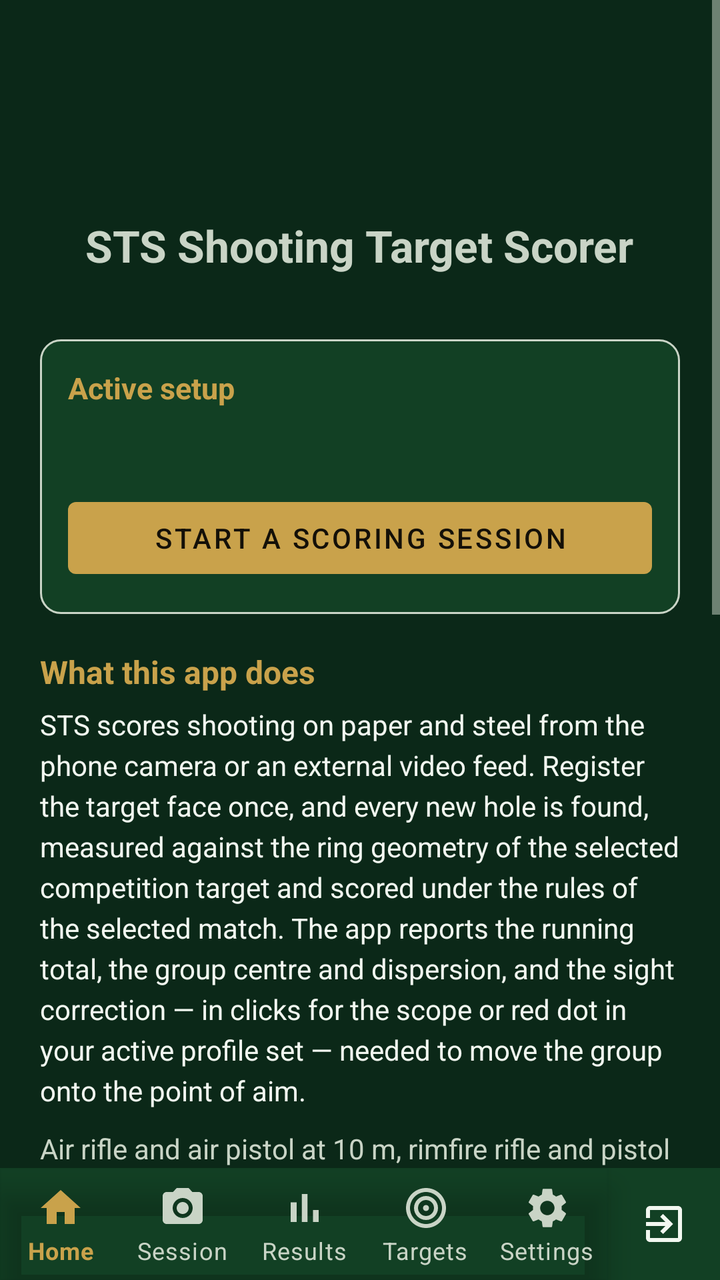
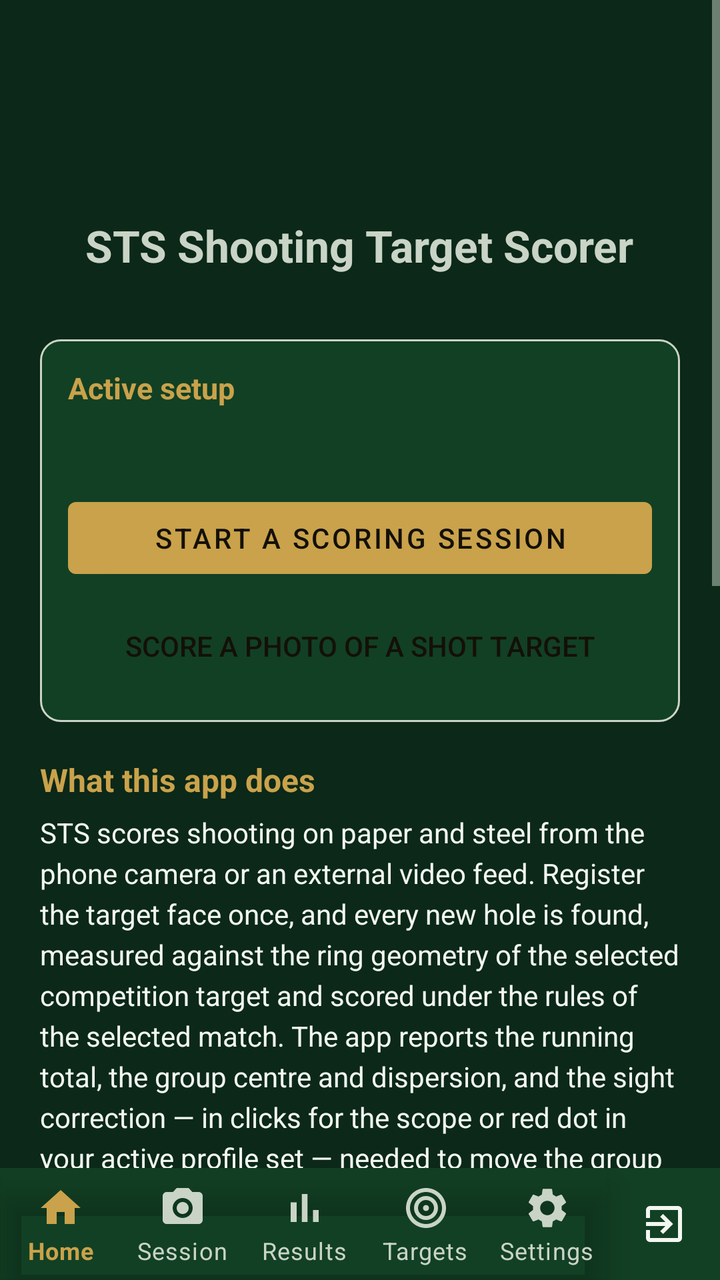

Before-and-after screenshots of an Android layout around one commit, followed by the original layout XML and the change that was made.
<!-- AndroidManifest.xml: application theme Theme.STS -->
<!-- res/layout/activity_main.xml -->
<?xml version="1.0" encoding="utf-8"?>
<LinearLayout xmlns:android="http://schemas.android.com/apk/res/android"
    android:layout_width="match_parent"
    android:layout_height="match_parent"
    android:orientation="vertical">

    <ScrollView
        android:layout_width="match_parent"
        android:layout_height="0dp"
        android:layout_weight="1">

        <LinearLayout
            android:layout_width="match_parent"
            android:layout_height="wrap_content"
            android:orientation="vertical"
            android:padding="20dp"
            android:gravity="center_horizontal">

            <ImageView
                android:layout_width="80dp"
                android:layout_height="80dp"
                android:layout_marginBottom="8dp"
                android:src="@mipmap/ic_launcher"
                android:contentDescription="@string/app_name" />

            <TextView
                android:layout_width="wrap_content"
                android:layout_height="wrap_content"
                android:text="@string/app_name"
                android:textSize="22sp"
                android:textStyle="bold" />

            <TextView
                android:id="@+id/tvVersion"
                android:layout_width="wrap_content"
                android:layout_height="wrap_content"
                android:textSize="12sp"
                android:layout_marginBottom="16dp" />

            
            <LinearLayout
                android:layout_width="match_parent"
                android:layout_height="wrap_content"
                android:orientation="vertical"
                android:background="@drawable/bg_card"
                android:padding="14dp">

                <TextView
                    android:layout_width="match_parent"
                    android:layout_height="wrap_content"
                    android:text="Active setup"
                    android:textSize="15sp"
                    android:textStyle="bold"
                    android:textColor="?attr/colorAccent" />

                <TextView
                    android:id="@+id/tvSetup"
                    style="@style/Sts.Value"
                    android:layout_marginTop="8dp"
                    android:lineSpacingExtra="3dp" />

                <Button
                    android:id="@+id/btnStart"
                    android:layout_width="match_parent"
                    android:layout_height="wrap_content"
                    android:layout_marginTop="14dp"
                    android:text="Start a scoring session" />

                <Button
                    android:id="@+id/btnResume"
                    android:layout_width="match_parent"
                    android:layout_height="wrap_content"
                    android:layout_marginTop="6dp"
                    android:visibility="gone"
                    style="?android:attr/borderlessButtonStyle"
                    android:text="Resume the session in progress" />
            </LinearLayout>

            <TextView
                style="@style/Sts.SectionHeading"
                android:text="What this app does" />

            <TextView
                android:layout_width="match_parent"
                android:layout_height="wrap_content"
                android:textSize="14sp"
                android:lineSpacingExtra="4dp"
                android:textColor="?android:attr/textColorPrimary"
                android:text="@string/about_app_description" />

            <TextView
                android:layout_width="match_parent"
                android:layout_height="wrap_content"
                android:layout_marginTop="10dp"
                android:textSize="14sp"
                android:lineSpacingExtra="4dp"
                android:textColor="?android:attr/textColorSecondary"
                android:text="@string/about_disciplines" />

            <TextView
                style="@style/Sts.SectionHeading"
                android:text="Before you rely on a score" />

            <TextView
                android:layout_width="match_parent"
                android:layout_height="wrap_content"
                android:textSize="13sp"
                android:lineSpacingExtra="3dp"
                android:textColor="?android:attr/textColorSecondary"
                android:text="@string/disclaimer_scoring" />

            <TextView
                android:layout_width="match_parent"
                android:layout_height="wrap_content"
                android:layout_marginTop="10dp"
                android:textSize="13sp"
                android:lineSpacingExtra="3dp"
                android:textColor="?android:attr/textColorSecondary"
                android:text="@string/safety_notice" />

            <TextView
                style="@style/Sts.SectionHeading"
                android:text="@string/about_developer_heading" />

            <TextView
                android:layout_width="match_parent"
                android:layout_height="wrap_content"
                android:textSize="14sp"
                android:lineSpacingExtra="4dp"
                android:textColor="?android:attr/textColorPrimary"
                android:text="@string/about_developer_description" />

            <TextView
                android:layout_width="wrap_content"
                android:layout_height="wrap_content"
                android:layout_marginTop="16dp"
                android:textSize="13sp"
                android:text="developed by Dr Artur Krukowski" />

            <TextView
                android:id="@+id/tvClaudeCredit"
                android:layout_width="wrap_content"
                android:layout_height="wrap_content"
                android:textSize="13sp"
                android:layout_marginTop="2dp"
                android:layout_marginBottom="8dp" />

        </LinearLayout>
    </ScrollView>

    <include layout="@layout/include_bottom_nav" />

</LinearLayout>
<!-- res/layout/include_bottom_nav.xml (included above) -->
<?xml version="1.0" encoding="utf-8"?>
<LinearLayout xmlns:android="http://schemas.android.com/apk/res/android"
    xmlns:app="http://schemas.android.com/apk/res-auto"
    android:layout_width="match_parent"
    android:layout_height="wrap_content"
    android:orientation="horizontal"
    android:background="?attr/colorSurface">

    <com.google.android.material.bottomnavigation.BottomNavigationView
        android:id="@+id/bottomNav"
        android:layout_width="0dp"
        android:layout_weight="1"
        android:layout_height="wrap_content"
        android:background="@android:color/transparent"
        app:itemIconTint="@color/bottom_nav_item"
        app:itemTextColor="@color/bottom_nav_item"
        app:labelVisibilityMode="labeled"
        app:menu="@menu/bottom_nav_menu" />

    <LinearLayout
        android:id="@+id/btnExit"
        android:layout_width="56dp"
        android:layout_height="match_parent"
        android:orientation="vertical"
        android:gravity="center"
        android:background="?attr/selectableItemBackgroundBorderless"
        android:contentDescription="@string/nav_exit">

        
        <ImageView
            android:layout_width="24dp"
            android:layout_height="24dp"
            android:src="@drawable/ic_nav_exit"
            app:tint="?android:attr/textColorPrimary"
            android:importantForAccessibility="no" />
    </LinearLayout>
</LinearLayout>
<!-- resources referenced by this layout -->
<resources>
  <!-- drawable bg_card (drawable) -->
  <?xml version="1.0" encoding="utf-8"?>
  <shape xmlns:android="http://schemas.android.com/apk/res/android" android:shape="rectangle">
      <solid android:color="?attr/colorSurface" />
      <corners android:radius="10dp" />
      <stroke android:width="1dp" android:color="?android:attr/textColorTertiary" />
  </shape>
  <!-- mipmap ic_launcher (mipmap-anydpi-v26) -->
  <?xml version="1.0" encoding="utf-8"?>
  <adaptive-icon xmlns:android="http://schemas.android.com/apk/res/android">
      <background android:drawable="@drawable/ic_launcher_background" />
      <foreground android:drawable="@mipmap/ic_launcher_foreground" />
      <monochrome android:drawable="@mipmap/ic_launcher_monochrome" />
  </adaptive-icon>
  <string name="about_app_description">STS scores shooting on paper and steel from the phone camera or an external
          video feed. Register the target face once, and every new hole is found, measured against the ring geometry of
          the selected competition target and scored under the rules of the selected match. The app reports the running
          total, the group centre and dispersion, and the sight correction — in clicks for the scope or red dot in your
          active profile set — needed to move the group onto the point of aim.</string>
  <string name="about_developer_description">STS is developed by Dr Artur Krukowski, alongside VTB Vapor-Trail
          Ballistics. Both apps share a design principle: the physics and the rules are written down explicitly in the
          source, with their assumptions stated, so a shooter can see exactly why the app produced the number it did.</string>
  <string name="about_developer_heading">About the developer</string>
  <string name="about_disciplines">Air rifle and air pistol at 10 m, rimfire rifle and pistol at 25 m and 50 m,
          and centrefire rifle in .223, .308 and similar chamberings out to 1000 yards.</string>
  <string name="app_name">STS Shooting Target Scorer</string>
  <string name="disclaimer_scoring">STS is a training and practice aid. Official match results are determined by the
          appointed jury under the current rulebook of the governing body. Ring dimensions and rule parameters shipped
          with the app are nominal published figures and are editable — verify them against the rulebook in force for
          your competition.</string>
  <string name="nav_exit">Exit</string>
  <string name="safety_notice">Operate the app only from behind the firing line, with the firearm made safe and the
          range in a condition permitted by the range officer. Never handle a phone and a loaded firearm at the same
          time.</string>
  <style name="Sts.Value" parent="">
          <item name="android:layout_width">match_parent</item>
          <item name="android:layout_height">wrap_content</item>
          <item name="android:textSize">14sp</item>
      </style>
  <style name="Theme.STS" parent="Theme.STS.Dark" />
  <!-- drawable ic_launcher_background (drawable) -->
  <vector xmlns:android="http://schemas.android.com/apk/res/android"
      android:width="108dp" android:height="108dp"
      android:viewportWidth="108" android:viewportHeight="108">
      <path android:fillColor="@color/icon_background" android:pathData="M0,0h108v108h-108z" />
  </vector>
  <color name="icon_background">#2E4034</color>
  <style name="Theme.STS.Base" parent="Theme.MaterialComponents.NoActionBar">
          <item name="android:statusBarColor">@color/dark_bg</item>
      </style>
  <color name="dark_bg">#0B2818</color>
  <color name="dark_surface">#124024</color>
  <color name="dark_accent">#C9A24B</color>
  <color name="dark_on_accent">#141008</color>
  <color name="dark_text">#F2F7F0</color>
  <color name="dark_text_dim">#C9D4C6</color>
  <!-- unchanged entries left out for length: 3 -->
</resources>

<!-- the commit's change to res/layout/activity_main.xml (unified diff, before → after) -->
@@ -65,6 +65,14 @@
                     android:layout_height="wrap_content"
                     android:layout_marginTop="14dp"
                     android:text="Start a scoring session" />
+
+                <Button
+                    android:id="@+id/btnImport"
+                    android:layout_width="match_parent"
+                    android:layout_height="wrap_content"
+                    android:layout_marginTop="6dp"
+                    style="?android:attr/borderlessButtonStyle"
+                    android:text="Score a photo of a shot target" />
 
                 <Button
                     android:id="@+id/btnResume"
